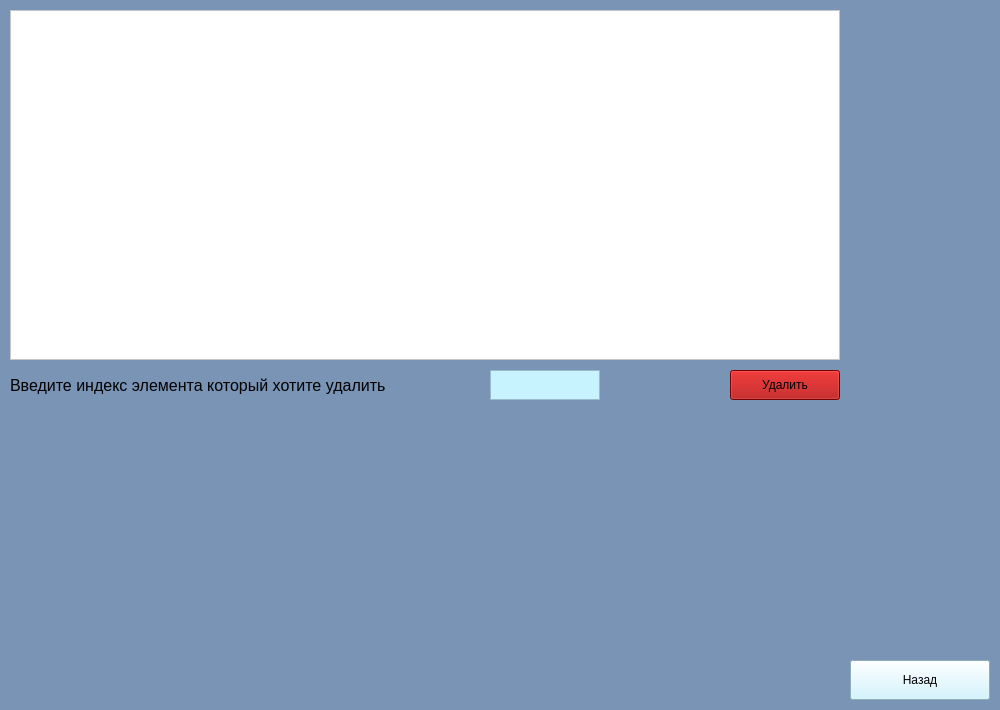
Before: the Qt Designer form ui_files/delForm.ui in showpicep/SQLite_PyQt, drawn with Qt 5.
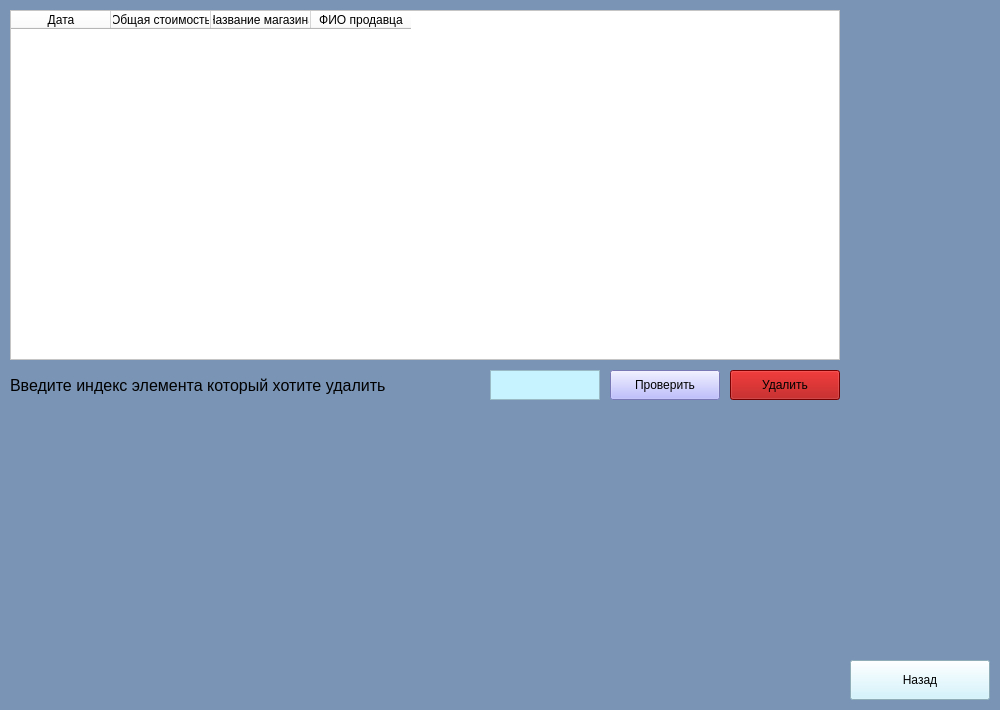
After: the same form once the commit is applied.

```diff
--- a/ui_files/delForm.ui
+++ b/ui_files/delForm.ui
@@ -32,19 +32,6 @@
     <string>Назад</string>
    </property>
   </widget>
-  <widget class="QColumnView" name="table">
-   <property name="geometry">
-    <rect>
-     <x>10</x>
-     <y>10</y>
-     <width>830</width>
-     <height>350</height>
-    </rect>
-   </property>
-   <property name="styleSheet">
-    <string notr="true">background-color: rgb(255, 255, 255);</string>
-   </property>
-  </widget>
   <widget class="QLabel" name="label">
    <property name="geometry">
     <rect>
@@ -99,6 +86,56 @@
     <string>Удалить</string>
    </property>
   </widget>
+  <widget class="QPushButton" name="checkButt">
+   <property name="geometry">
+    <rect>
+     <x>610</x>
+     <y>370</y>
+     <width>110</width>
+     <height>30</height>
+    </rect>
+   </property>
+   <property name="styleSheet">
+    <string notr="true">background-color: rgb(170, 0, 0);
+background-color: rgb(170, 170, 255);</string>
+   </property>
+   <property name="text">
+    <string>Проверить</string>
+   </property>
+  </widget>
+  <widget class="QTableWidget" name="tableWidget">
+   <property name="geometry">
+    <rect>
+     <x>10</x>
+     <y>10</y>
+     <width>830</width>
+     <height>350</height>
+    </rect>
+   </property>
+   <property name="styleSheet">
+    <string notr="true">background-color: rgb(255, 255, 255);</string>
+   </property>
+   <column>
+    <property name="text">
+     <string>Дата</string>
+    </property>
+   </column>
+   <column>
+    <property name="text">
+     <string>Общая стоимость</string>
+    </property>
+   </column>
+   <column>
+    <property name="text">
+     <string>Название магазина</string>
+    </property>
+   </column>
+   <column>
+    <property name="text">
+     <string>ФИО продавца</string>
+    </property>
+   </column>
+  </widget>
  </widget>
  <resources/>
  <connections/>
```
